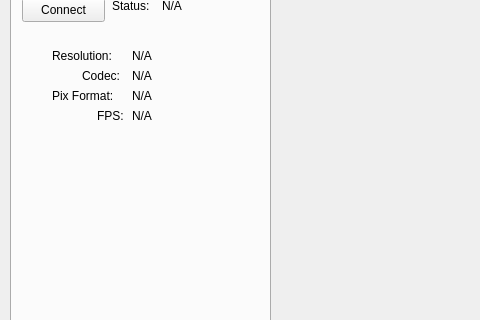
Qt form mainwindow.ui (Omadica/EnhancedPlayer) before a commit; both pictures show x 0 to 480 and y 217 to 537 of the 1024 by 720 pixel window.
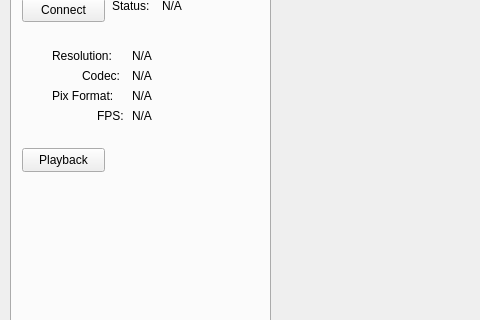
The same form after that commit.

What changed in the file:
```diff
--- a/mainwindow.ui
+++ b/mainwindow.ui
@@ -308,6 +308,19 @@
        <string>N/A</string>
       </property>
      </widget>
+     <widget class="QPushButton" name="btnPlayback">
+      <property name="geometry">
+       <rect>
+        <x>10</x>
+        <y>310</y>
+        <width>83</width>
+        <height>24</height>
+       </rect>
+      </property>
+      <property name="text">
+       <string>Playback</string>
+      </property>
+     </widget>
     </widget>
    </widget>
   </widget>
```
